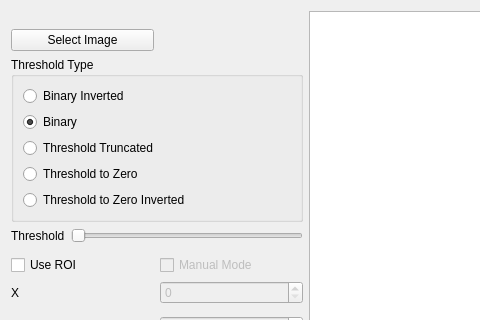
Tokyo-MQP-2024/IgniteCV, file calculateWidth.ui: the form before one commit; both pictures show x 0 to 480 and y 0 to 320 of the 611 by 454 pixel window.
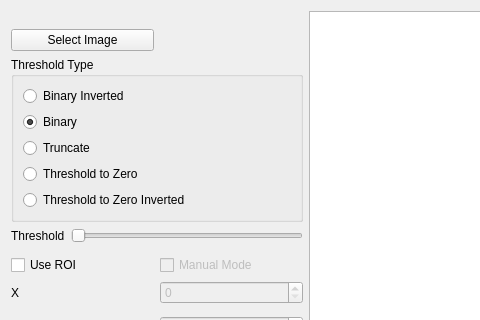
The form after the commit. Custom widgets are drawn as their Qt base class.

```diff
--- a/calculateWidth.ui
+++ b/calculateWidth.ui
@@ -216,7 +216,7 @@
       <item>
        <widget class="QRadioButton" name="radioButton_threshtrunc">
         <property name="text">
-         <string>Threshold Truncated</string>
+         <string>Truncate</string>
         </property>
        </widget>
       </item>
```
